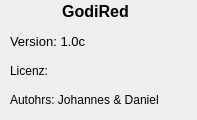
Qt form godirec/data/ui/about.ui (quitejonny/godirec) before a commit.
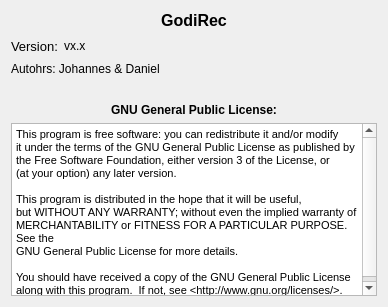
The same form after that commit. Icons and pictures are not drawn.

Commit message: facelift for dialogs, adjuste version automatic

What changed in the file:
```diff
--- a/godirec/data/ui/about.ui
+++ b/godirec/data/ui/about.ui
@@ -6,8 +6,8 @@
    <rect>
     <x>0</x>
     <y>0</y>
-    <width>197</width>
-    <height>120</height>
+    <width>388</width>
+    <height>307</height>
    </rect>
   </property>
   <property name="windowTitle">
@@ -17,16 +17,12 @@
    <iconset>
     <normaloff>microphone2.ico</normaloff>microphone2.ico</iconset>
   </property>
-  <widget class="QWidget" name="verticalLayoutWidget">
-   <property name="geometry">
-    <rect>
-     <x>10</x>
-     <y>0</y>
-     <width>171</width>
-     <height>111</height>
-    </rect>
-   </property>
+  <layout class="QVBoxLayout" name="verticalLayout_2">
+   <item>
    <layout class="QVBoxLayout" name="verticalLayout">
+     <property name="sizeConstraint">
+      <enum>QLayout::SetMaximumSize</enum>
+     </property>
     <item>
      <widget class="QLabel" name="label">
       <property name="font">
@@ -37,7 +33,7 @@
        </font>
       </property>
       <property name="text">
-       <string>GodiRed</string>
+        <string>GodiRec</string>
       </property>
       <property name="alignment">
        <set>Qt::AlignCenter</set>
@@ -45,6 +41,8 @@
      </widget>
     </item>
     <item>
+      <layout class="QHBoxLayout" name="horizontalLayout">
+       <item>
      <widget class="QLabel" name="label_2">
       <property name="font">
        <font>
@@ -52,16 +50,31 @@
        </font>
       </property>
       <property name="text">
-       <string>Version: 1.0c</string>
+          <string>Version:</string>
       </property>
      </widget>
     </item>
     <item>
-     <widget class="QLabel" name="label_3">
+        <widget class="QLabel" name="label_ver">
       <property name="text">
-       <string>Licenz: </string>
-      </property>
-     </widget>
+          <string>vx.x</string>
+         </property>
+        </widget>
+       </item>
+       <item>
+        <spacer name="horizontalSpacer">
+         <property name="orientation">
+          <enum>Qt::Horizontal</enum>
+         </property>
+         <property name="sizeHint" stdset="0">
+          <size>
+           <width>40</width>
+           <height>20</height>
+          </size>
+         </property>
+        </spacer>
+       </item>
+      </layout>
     </item>
     <item>
      <widget class="QLabel" name="label_4">
@@ -70,8 +83,54 @@
       </property>
      </widget>
     </item>
-   </layout>
-  </widget>
+     <item>
+      <spacer name="verticalSpacer">
+       <property name="orientation">
+        <enum>Qt::Vertical</enum>
+       </property>
+       <property name="sizeHint" stdset="0">
+        <size>
+         <width>20</width>
+         <height>40</height>
+        </size>
+       </property>
+      </spacer>
+     </item>
+     <item>
+      <widget class="QLabel" name="label_3">
+       <property name="text">
+        <string>&lt;html&gt;&lt;head/&gt;&lt;body&gt;&lt;p align=&quot;center&quot;&gt;&lt;span style=&quot; font-weight:600;&quot;&gt;GNU General Public License:&lt;/span&gt;&lt;/p&gt;&lt;/body&gt;&lt;/html&gt;</string>
+       </property>
+      </widget>
+     </item>
+     <item>
+      <widget class="QTextBrowser" name="textBrowser">
+       <property name="enabled">
+        <bool>true</bool>
+       </property>
+       <property name="html">
+        <string>&lt;!DOCTYPE HTML PUBLIC &quot;-//W3C//DTD HTML 4.0//EN&quot; &quot;http://www.w3.org/TR/REC-html40/strict.dtd&quot;&gt;
+&lt;html&gt;&lt;head&gt;&lt;meta name=&quot;qrichtext&quot; content=&quot;1&quot; /&gt;&lt;style type=&quot;text/css&quot;&gt;
+p, li { white-space: pre-wrap; }
+&lt;/style&gt;&lt;/head&gt;&lt;body style=&quot; font-family:'MS Shell Dlg 2'; font-size:8.25pt; font-weight:400; font-style:normal;&quot;&gt;
+&lt;p style=&quot; margin-top:0px; margin-bottom:0px; margin-left:0px; margin-right:0px; -qt-block-indent:0; text-indent:0px;&quot;&gt;This program is free software: you can redistribute it and/or modify&lt;/p&gt;
+&lt;p style=&quot; margin-top:0px; margin-bottom:0px; margin-left:0px; margin-right:0px; -qt-block-indent:0; text-indent:0px;&quot;&gt;it under the terms of the GNU General Public License as published by&lt;/p&gt;
+&lt;p style=&quot; margin-top:0px; margin-bottom:0px; margin-left:0px; margin-right:0px; -qt-block-indent:0; text-indent:0px;&quot;&gt;the Free Software Foundation, either version 3 of the License, or&lt;/p&gt;
+&lt;p style=&quot; margin-top:0px; margin-bottom:0px; margin-left:0px; margin-right:0px; -qt-block-indent:0; text-indent:0px;&quot;&gt;(at your option) any later version.&lt;/p&gt;
+&lt;p style=&quot;-qt-paragraph-type:empty; margin-top:0px; margin-bottom:0px; margin-left:0px; margin-right:0px; -qt-block-indent:0; text-indent:0px;&quot;&gt;&lt;br /&gt;&lt;/p&gt;
+&lt;p style=&quot; margin-top:0px; margin-bottom:0px; margin-left:0px; margin-right:0px; -qt-block-indent:0; text-indent:0px;&quot;&gt;This program is distributed in the hope that it will be useful,&lt;/p&gt;
+&lt;p style=&quot; margin-top:0px; margin-bottom:0px; margin-left:0px; margin-right:0px; -qt-block-indent:0; text-indent:0px;&quot;&gt;but WITHOUT ANY WARRANTY; without even the implied warranty of&lt;/p&gt;
+&lt;p style=&quot; margin-top:0px; margin-bottom:0px; margin-left:0px; margin-right:0px; -qt-block-indent:0; text-indent:0px;&quot;&gt;MERCHANTABILITY or FITNESS FOR A PARTICULAR PURPOSE.  See the&lt;/p&gt;
+&lt;p style=&quot; margin-top:0px; margin-bottom:0px; margin-left:0px; margin-right:0px; -qt-block-indent:0; text-indent:0px;&quot;&gt;GNU General Public License for more details.&lt;/p&gt;
+&lt;p style=&quot;-qt-paragraph-type:empty; margin-top:0px; margin-bottom:0px; margin-left:0px; margin-right:0px; -qt-block-indent:0; text-indent:0px;&quot;&gt;&lt;br /&gt;&lt;/p&gt;
+&lt;p style=&quot; margin-top:0px; margin-bottom:0px; margin-left:0px; margin-right:0px; -qt-block-indent:0; text-indent:0px;&quot;&gt;You should have received a copy of the GNU General Public License&lt;/p&gt;
+&lt;p style=&quot; margin-top:0px; margin-bottom:0px; margin-left:0px; margin-right:0px; -qt-block-indent:0; text-indent:0px;&quot;&gt;along with this program.  If not, see &amp;lt;http://www.gnu.org/licenses/&amp;gt;.&lt;/p&gt;&lt;/body&gt;&lt;/html&gt;</string>
+       </property>
+      </widget>
+     </item>
+    </layout>
+   </item>
+  </layout>
  </widget>
  <resources/>
  <connections/>
```
Lines whose indentation alone changed are shown as unchanged. The commit also changes 2 other files.
